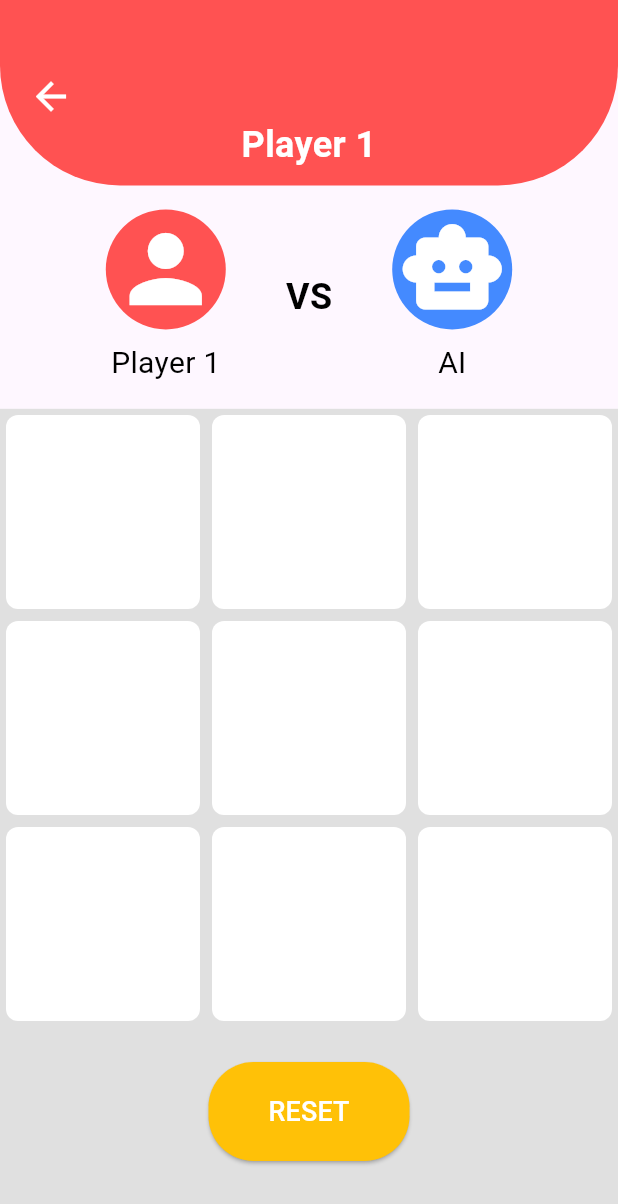
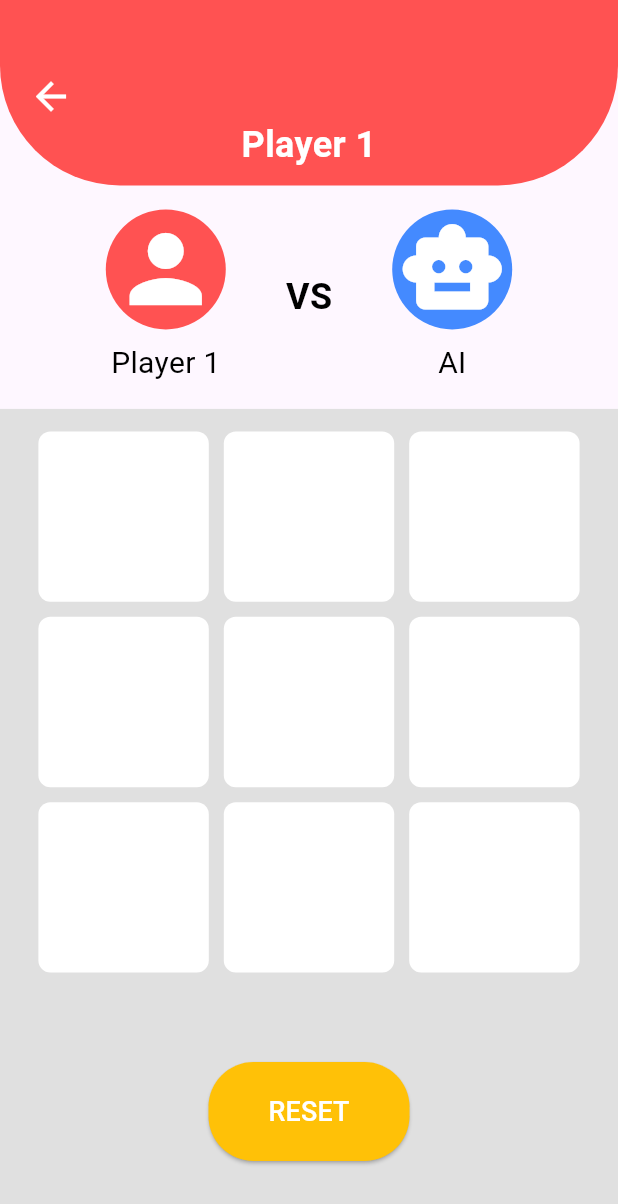
Before and after one commit to rai03k/tic-tac-toe-app, a Flutter app: the AIGameScreen screen opened directly, on a phone screen of 412 x 824 dp. Shown: the top 1204 px of the screen. Run offline on Flutter 3.47's test engine with Material 3 defaults, Android fonts, the light colour scheme and no system bars; our stand-ins replace device_preview, google_mobile_ads; network calls fail.

```diff
--- a/lib/widgets/game_board_widget.dart
+++ b/lib/widgets/game_board_widget.dart
@@ -20,30 +20,34 @@ class GameBoardWidget extends StatelessWidget {
 
   @override
   Widget build(BuildContext context) {
-    double boardSize = MediaQuery.of(context).size.width * 1.0;
+    double boardSize = MediaQuery.of(context).size.width * 0.9;
     bool isDarkMode = Theme.of(context).brightness == Brightness.dark;
 
-    return Container(
+    return Column(
+      children: [
+        const SizedBox(height: 10), // VS 表示と一番上のマスの間に10pxの余白を追加
+        Container(
           height: boardSize,
           width: boardSize,
-      // ダークモードの場合は背景を暗く、ライトモードの場合は通常のグレー
-      color: isDarkMode ? Colors.grey[800] : Colors.grey[300],
           child: GridView.builder(
-        physics: const NeverScrollableScrollPhysics(),
+            physics: const NeverScrollableScrollPhysics(),  // スクロールを無効化
+            padding: EdgeInsets.zero,  // 余分な余白を除去
             gridDelegate: const SliverGridDelegateWithFixedCrossAxisCount(
-          crossAxisCount: 3,
-          childAspectRatio: 1.0,
+              crossAxisCount: 3,  // 3列に設定
+              childAspectRatio: 1.0,  // 各マス目を正方形に設定
             ),
-        itemCount: 9,
+            itemCount: 9,  // 9マスのボード
             itemBuilder: (context, index) {
-          // ダークモードの場合はマス目を黒、ライトモードは白に設定
+              // マス目の背景色とマークの色
               Color blockColor = isDarkMode ? Colors.black : Colors.white;
               Color markColor;
 
-          // 勝利時のマスの色とマークの色
+              // 勝利時のマスとマークの色を変更
               if (winner.isNotEmpty && winningBlocks.contains(index)) {
-            blockColor = isDarkMode ? Colors.black : blockColor;
-            markColor = Colors.white;  // 勝利時のマークは白
+                blockColor = board[index] == '×'
+                    ? Colors.redAccent
+                    : Colors.blueAccent; // 勝利時のマスの色
+                markColor = isDarkMode ? Colors.black : Colors.white; // 勝利時のマークの色
               }
               // フェードインデックスに基づいてマークを薄く表示
               else if (fadedIndex != null && index == fadedIndex) {
@@ -60,10 +64,12 @@ class GameBoardWidget extends StatelessWidget {
                     : Colors.transparent;
               }
 
-          return GestureDetector(
+              return Container(
+                padding: const EdgeInsets.all(5),  // 各マスの周りに5pxのパディングを追加
+                color: isDarkMode ? Colors.grey[800] : Colors.grey[300],  // グレーの線
+                child: GestureDetector(
                   onTap: () => onTap(index),
                   child: Container(
-              margin: const EdgeInsets.all(4.0),
                     decoration: BoxDecoration(
                       color: blockColor,  // マス目の背景色
                       borderRadius: BorderRadius.circular(8.0),
@@ -72,9 +78,12 @@ class GameBoardWidget extends StatelessWidget {
                       child: _buildMark(board[index], markColor),
                     ),
                   ),
+                ),
               );
             },
           ),
+        ),
+      ],
     );
   }
 
```
Lines whose indentation alone changed are shown as unchanged.
